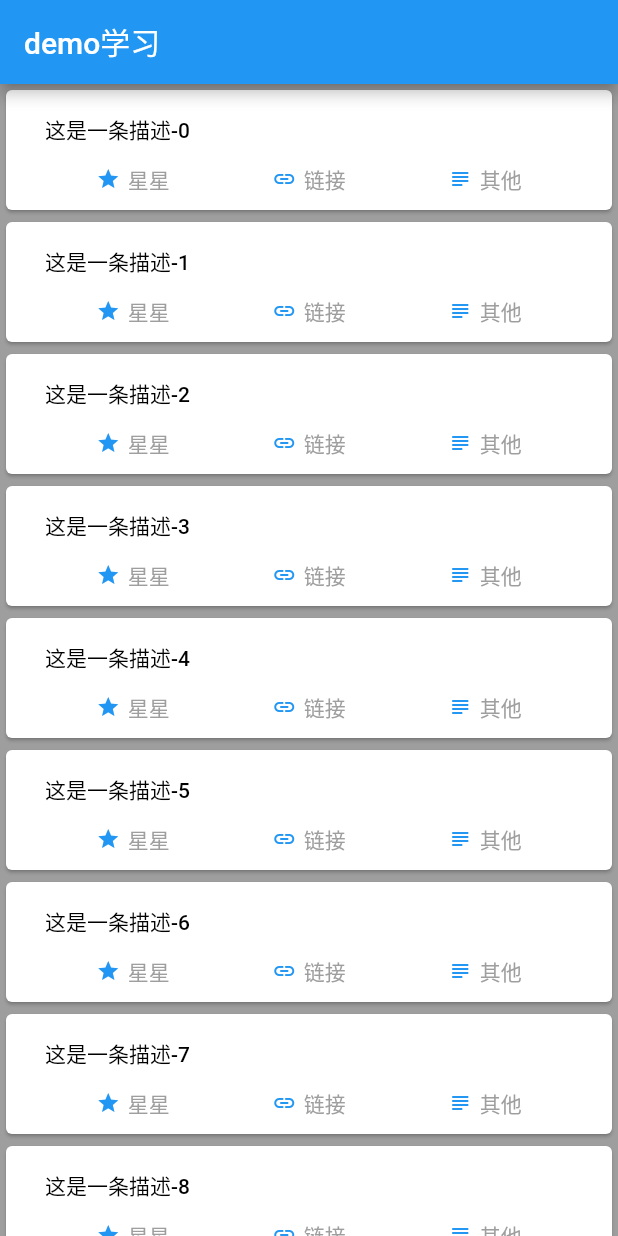
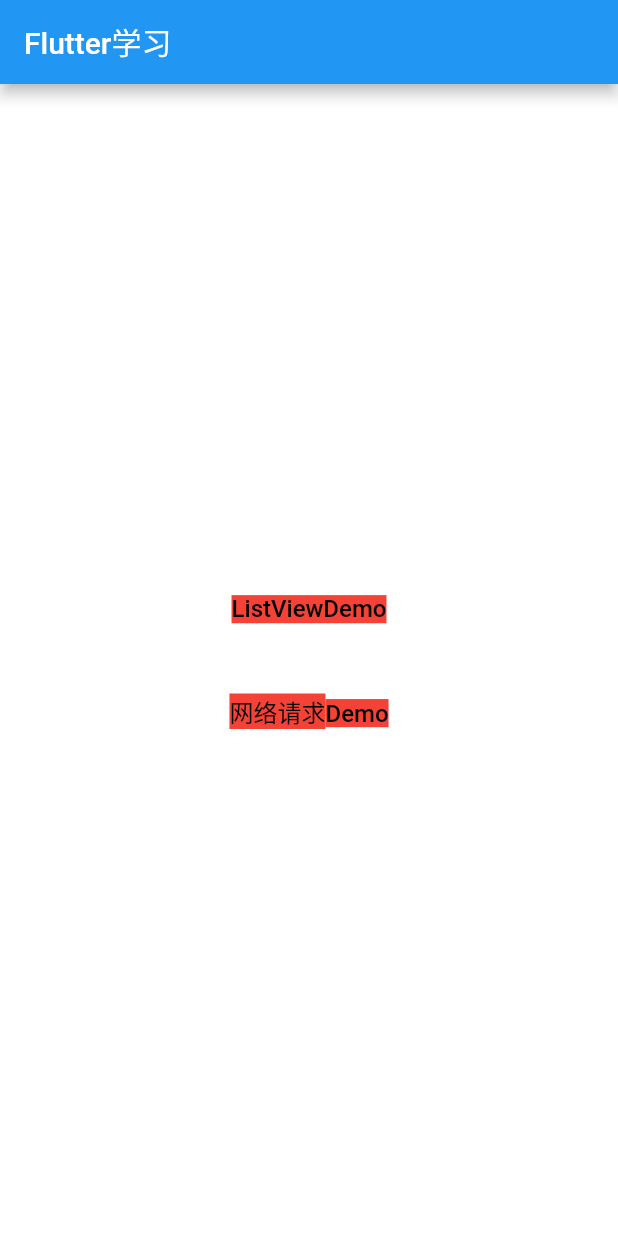
Before and after one commit to zjwzYang/flutter_learn, a Flutter app: the screen it shows after launch, on a phone screen of 412 x 824 dp. Run offline on Flutter 3.47's test engine with Material 2 defaults, Android fonts, the phone set to English and light mode, and no system bars; our stand-ins replace fluttertoast.

Commit message:
项目整理

```diff
--- a/lib/main.dart
+++ b/lib/main.dart
@@ -1,6 +1,7 @@
 import 'package:flutter/material.dart';
-import 'package:fluttertoast/fluttertoast.dart';
-import 'second.dart';
+import 'list.dart';
+import 'net.dart';
+import 'listitem.dart';
 
 void main() => runApp(DemoApp());
 
@@ -8,127 +9,75 @@ class DemoApp extends StatelessWidget {
   @override
   Widget build(BuildContext context) {
     return new MaterialApp(
-      home: DemoPage(),
+      home: RoutePage(),
       routes: {
-        "/second": (context) {
-          return new SecondPage();
+        "/route": (context) {
+          return new RoutePage();
         },
-        "/main": (context) {
-          return new DemoPage();
-        }
+        "/list": (context) {
+          return new ListPage();
+        },
+        "/listItem": (context) {
+          return new ListItemPage();
+        },
+        "/net": (context) {
+          return new NetPage();
+        },
       },
     );
   }
 }
 
-class DemoPage extends StatefulWidget {
+/**
+ * 这个页面是为了路由
+ *
+ * 1.组件路由：在main中用Navigator.push(context, MaterialPageRoute(builder: (context) {})
+ * 2.命名路由：Navigator.of(context).pushNamed("/second");
+ */
+class RoutePage extends StatefulWidget {
   @override
-  _DemoPageState createState() => _DemoPageState();
+  _RoutePageState createState() => _RoutePageState();
 }
 
-class _DemoPageState extends State<DemoPage> {
+class _RoutePageState extends State<RoutePage> {
   @override
   Widget build(BuildContext context) {
+    int sizeNum = 30;
     return new Scaffold(
-      backgroundColor: Colors.grey,
+      backgroundColor: Colors.white,
       appBar: new AppBar(
-        title: new Text("demo学习"),
+        title: new Text("Flutter学习"),
       ),
-      body: new ListView.builder(
-        itemBuilder: (context, index) {
-          return new DemoItem(index);
-        },
-        itemCount: 20,
+      body: new Column(
+        mainAxisSize: MainAxisSize.max,
+        mainAxisAlignment: MainAxisAlignment.center,
+        children: <Widget>[
+          new FlatButton(
+              onPressed: () {
+                // 这是跳转的第一种方法
+                Navigator.pushNamed(context, "/list", arguments: sizeNum);
+              },
+              child: _getClickText("ListViewDemo")),
+          new Padding(padding: EdgeInsets.all(10)),
+          new FlatButton(
+              onPressed: () {
+                // 这是跳转的第二种方法
+//                Navigator.push(context,
+//                    new MaterialPageRoute(builder: (context) {
+//                  new NetPage();
+//                }));
+                Navigator.pushNamed(context, "/net");
+              },
+              child: _getClickText("网络请求Demo"))
+        ],
       ),
     );
   }
 }
 
-class DemoItem extends StatefulWidget {
-  var index;
-
-  DemoItem(this.index);
-
-  @override
-  _DemoItemState createState() => _DemoItemState(index);
+_getClickText(String textStr) {
+  return new Center(
+      child: new Text(textStr,
+          style: TextStyle(
+              color: Colors.black, fontSize: 16, backgroundColor: Colors.red)));
 }
-
-class _DemoItemState extends State<DemoItem> {
-  var index;
-
-  _DemoItemState(this.index);
-
-  @override
-  Widget build(BuildContext context) {
-    return Container(
-      child: new Card(
-          child: new FlatButton(
-              onPressed: () {
-                Fluttertoast.showToast(
-                  msg: "点击了：" + index.toString(),
-                  toastLength: Toast.LENGTH_SHORT,
-                  gravity: ToastGravity.BOTTOM,
-                );
-//                Navigator.push(context, MaterialPageRoute(builder: (context) {
-//                  return new SecondPage();
-//                }));
-                Navigator.of(context).pushNamed("/second", arguments: index);
-              },
-              child: new Padding(
-                padding: new EdgeInsets.only(
-                    left: 10, top: 10, right: 10, bottom: 10),
-                child: new Column(
-                  mainAxisSize: MainAxisSize.min,
-                  children: <Widget>[
-                    new Container(
-                      child: new Text(
-                        "这是一条描述-" + index.toString(),
-                        style: TextStyle(color: Colors.black, fontSize: 14.0),
-                        maxLines: 3,
-                        overflow: TextOverflow.ellipsis,
-                      ),
-                      margin: new EdgeInsets.only(top: 6.0, bottom: 2.0),
-                      alignment: Alignment.topLeft,
-                    ),
-                    new Padding(
-                        padding: new EdgeInsets.only(top: 5, bottom: 5)),
-                    new Row(
-                      crossAxisAlignment: CrossAxisAlignment.center,
-                      children: <Widget>[
-                        _getBottomItem(Icons.star, "星星"),
-                        _getBottomItem(Icons.link, "链接"),
-                        _getBottomItem(Icons.subject, "其他")
-                      ],
-                    )
-                  ],
-                ),
-              ))),
-    );
-  }
-}
-
-_getBottomItem(IconData icon, String text) {
-  return new Expanded(
-    flex: 1,
-    child: new Center(
-      child: new Row(
-        mainAxisAlignment: MainAxisAlignment.center,
-        mainAxisSize: MainAxisSize.max,
-        children: <Widget>[
-          new Icon(
-            icon,
-            size: 16,
-            color: Colors.blue,
-          ),
-          new Padding(padding: new EdgeInsets.only(left: 5.0)),
-          new Text(
-            text,
-            style: TextStyle(color: Colors.grey, fontSize: 14.0),
-            overflow: TextOverflow.ellipsis,
-            maxLines: 1,
-          )
-        ],
-      ),
-    ),
-  );
-}
```
Also changed, not shown: lib/list.dart (added, +112 -0 lines), lib/listitem.dart (added, +25 -0 lines), lib/net.dart (added, +24 -0 lines), lib/second.dart (deleted, +0 -31 lines), 1 other file.
